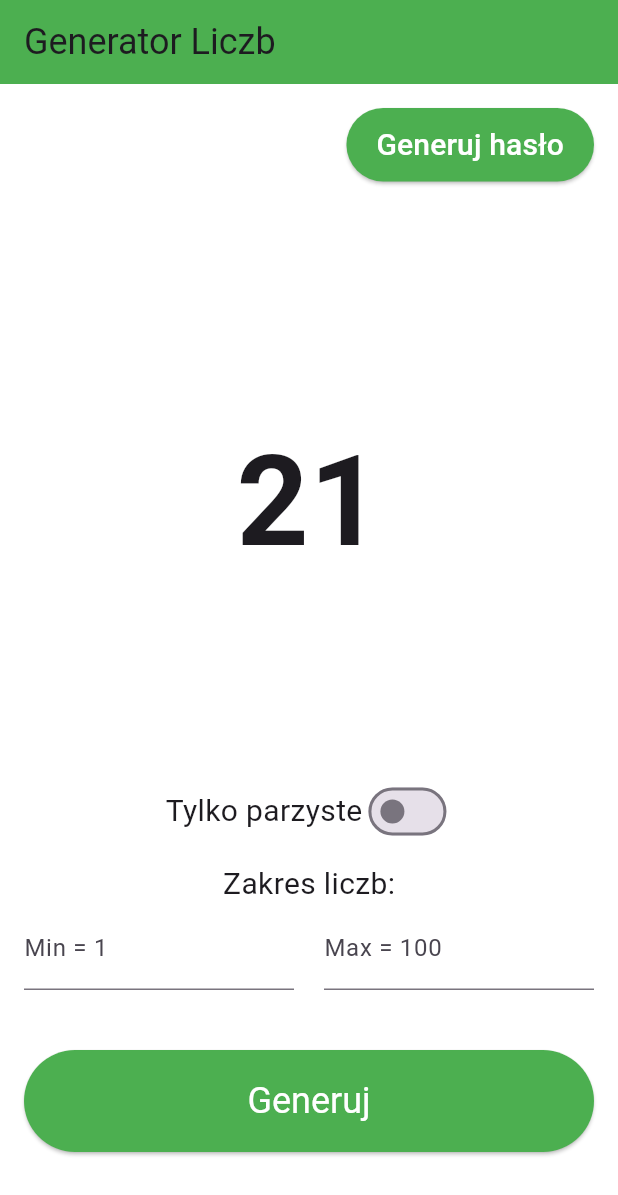
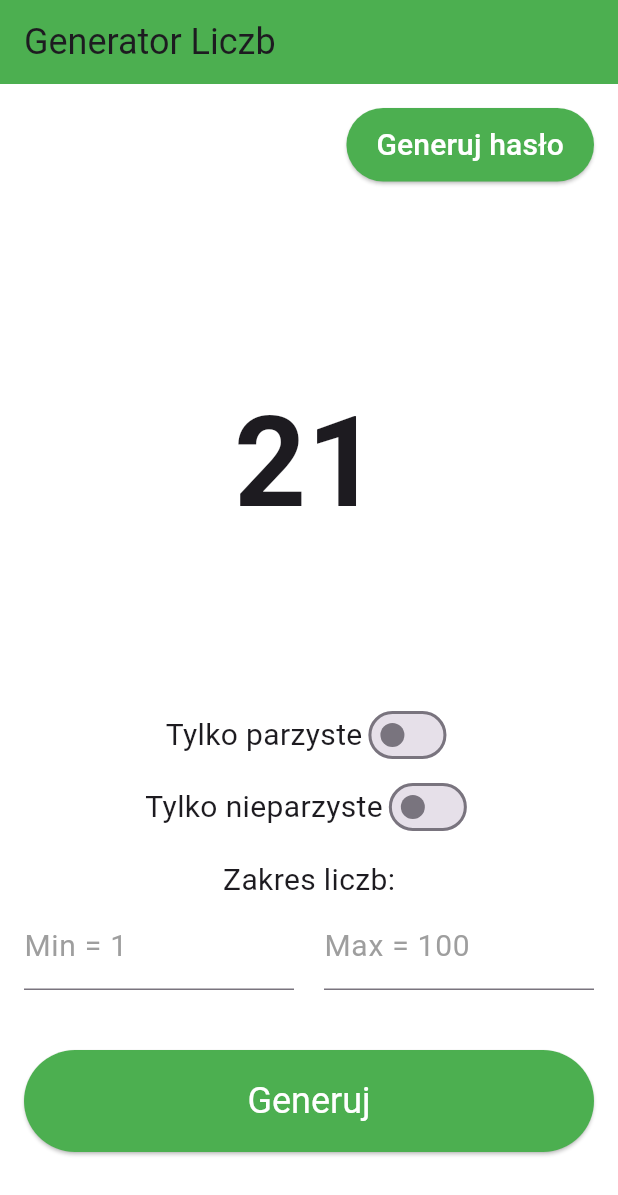
Before and after one commit to dominikkilijan/Flutter, a Flutter app: the screen it shows after launch, after a tap on "Generuj", on a phone screen of 412 x 824 dp. Shown: the top 1195 px of the screen. Run offline on Flutter 3.47's test engine with Material 3 defaults, Android fonts, the phone set to English and light mode, and no system bars.

Commit message:
Wygląda na to że random_number_generator.dart jest skończony

```diff
--- a/random/lib/main.dart
+++ b/random/lib/main.dart
@@ -9,6 +9,7 @@ class MyApp extends StatelessWidget {
   @override
   Widget build(BuildContext context) {
     return MaterialApp(
+      debugShowCheckedModeBanner: false,
       home: RandomNumberGenerator(),
     );
   }
--- a/random/lib/pages/random_number_generator.dart
+++ b/random/lib/pages/random_number_generator.dart
@@ -1,6 +1,7 @@
 import 'dart:math';
 import 'package:flutter/material.dart';
-import 'password_generator.dart'; // Importujemy PasswordScreen dla nawigacji
+import 'package:flutter/services.dart';
+import 'password_generator.dart';
 
 class RandomNumberGenerator extends StatefulWidget {
   @override
@@ -10,6 +11,7 @@ class RandomNumberGenerator extends StatefulWidget {
 class _RandomNumberGeneratorState extends State<RandomNumberGenerator> {
   int? _randomNumber;
   bool _evenOnly = false;
+  bool _oddOnly = false;
   int _minValue = 1;
   int _maxValue = 100;
 
@@ -21,10 +23,22 @@ class _RandomNumberGeneratorState extends State<RandomNumberGenerator> {
 
   void _generateRandomNumber() {
     setState(() {
+      // Upewnij się, że wartości mieszczą się w określonych granicach
+      _minValue = _minValue.clamp(-999999, 9999999);
+      _maxValue = _maxValue.clamp(-999999, 9999999);
+
+      // Jeśli Min jest większe niż Max, zamień wartości miejscami
+      if (_minValue > _maxValue) {
+        int temp = _minValue;
+        _minValue = _maxValue;
+        _maxValue = temp;
+      }
+
+      // Generuj liczbę w zakresie
       int number;
       do {
         number = Random().nextInt(_maxValue - _minValue + 1) + _minValue;
-      } while (_evenOnly && number % 2 != 0);
+      } while ((_evenOnly && number % 2 != 0) || (_oddOnly && number % 2 == 0));
       _randomNumber = number;
     });
   }
@@ -69,12 +83,15 @@ class _RandomNumberGeneratorState extends State<RandomNumberGenerator> {
             SizedBox(height: 30),
             Expanded(
               child: Center(
-                child: Text(
-                  _randomNumber != null ? '$_randomNumber' : '',
+                child: SelectableText(
+                  _randomNumber != null ? '$_randomNumber' : '0',
                   style: TextStyle(fontSize: 84, fontWeight: FontWeight.bold),
+                  textAlign: TextAlign.center,
                 ),
               ),
             ),
+            Column(
+              children: [
                 Column(
                   children: [
                     Row(
@@ -87,8 +104,27 @@ class _RandomNumberGeneratorState extends State<RandomNumberGenerator> {
                           onChanged: (value) {
                             setState(() {
                               _evenOnly = value;
+                              if (value) _oddOnly = false;
                             });
                           },
+                        ),
+                      ],
+                    ),
+                    Row(
+                      mainAxisAlignment: MainAxisAlignment.center,
+                      children: [
+                        Text("Tylko nieparzyste", style: TextStyle(fontSize: 20)),
+                        Switch(
+                          value: _oddOnly,
+                          activeColor: Colors.green,
+                          onChanged: (value) {
+                            setState(() {
+                              _oddOnly = value;
+                              if (value) _evenOnly = false;
+                            });
+                          },
+                        ),
+                      ],
                     ),
                   ],
                 ),
@@ -103,6 +139,10 @@ class _RandomNumberGeneratorState extends State<RandomNumberGenerator> {
                         keyboardType: TextInputType.number,
                         decoration: InputDecoration(
                           labelText: _minLabelClicked ? "Min" : "Min = 1",
+                          labelStyle: TextStyle(
+                            fontSize: 20,
+                            color: Colors.grey,
+                          ),
                         ),
                         onTap: () {
                           if (!_minLabelClicked) {
@@ -114,6 +154,20 @@ class _RandomNumberGeneratorState extends State<RandomNumberGenerator> {
                         onChanged: (value) {
                           setState(() {
                             _minValue = int.tryParse(value) ?? 1;
+                            _minValue = _minValue.clamp(-999999, 9999999);
+
+                            // Jeśli Min jest większe niż Max, zamień wartości miejscami
+                            if (_minValue > _maxValue) {
+                              int temp = _minValue;
+                              _minValue = _maxValue;
+                              _maxValue = temp;
+
+                              // Aktualizuj także pola tekstowe
+                              _minController.text = '$_minValue';
+                              _maxController.text = '$_maxValue';
+                            } else {
+                              _minController.text = '$_minValue';
+                            }
                           });
                         },
                       ),
@@ -125,6 +179,10 @@ class _RandomNumberGeneratorState extends State<RandomNumberGenerator> {
                         keyboardType: TextInputType.number,
                         decoration: InputDecoration(
                           labelText: _maxLabelClicked ? "Max" : "Max = 100",
+                          labelStyle: TextStyle(
+                            fontSize: 20,
+                            color: Colors.grey,
+                          ),
                         ),
                         onTap: () {
                           if (!_maxLabelClicked) {
@@ -136,6 +194,20 @@ class _RandomNumberGeneratorState extends State<RandomNumberGenerator> {
                         onChanged: (value) {
                           setState(() {
                             _maxValue = int.tryParse(value) ?? 100;
+                            _maxValue = _maxValue.clamp(-999999, 9999999);
+
+                            // Jeśli Min jest większe niż Max, zamień wartości miejscami
+                            if (_minValue > _maxValue) {
+                              int temp = _minValue;
+                              _minValue = _maxValue;
+                              _maxValue = temp;
+
+                              // Aktualizuj także pola tekstowe
+                              _minController.text = '$_minValue';
+                              _maxController.text = '$_maxValue';
+                            } else {
+                              _maxController.text = '$_maxValue';
+                            }
                           });
                         },
                       ),
```
Also changed, not shown: random/lib/pages/password_generator.dart (+58 -20 lines). Lines whose indentation alone changed are shown as unchanged.
